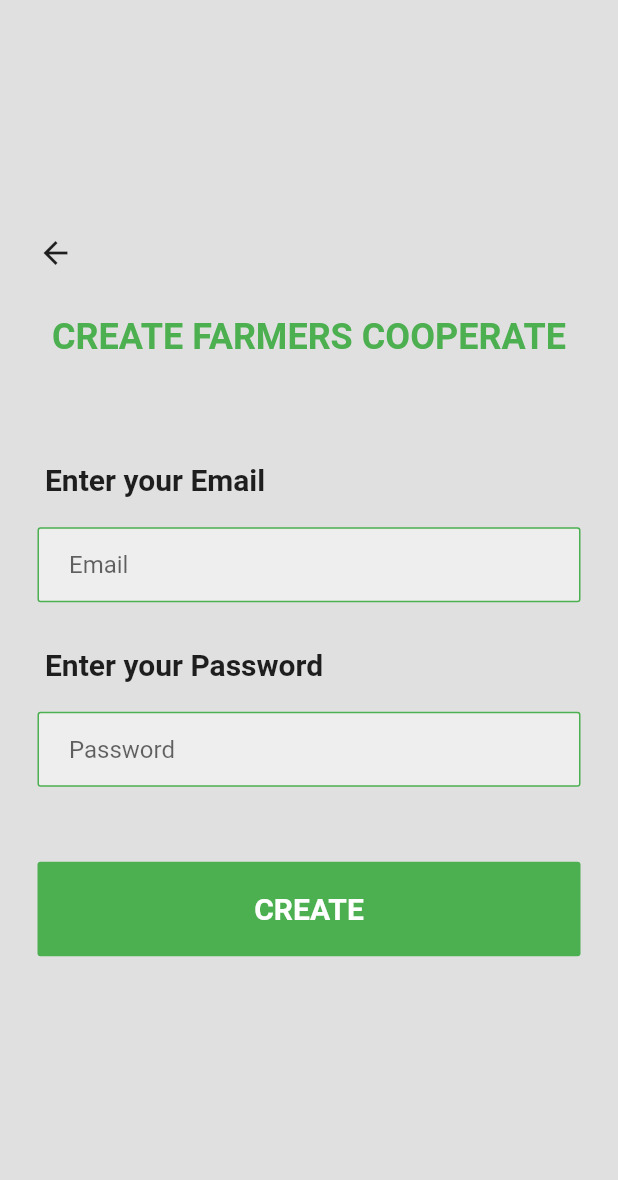
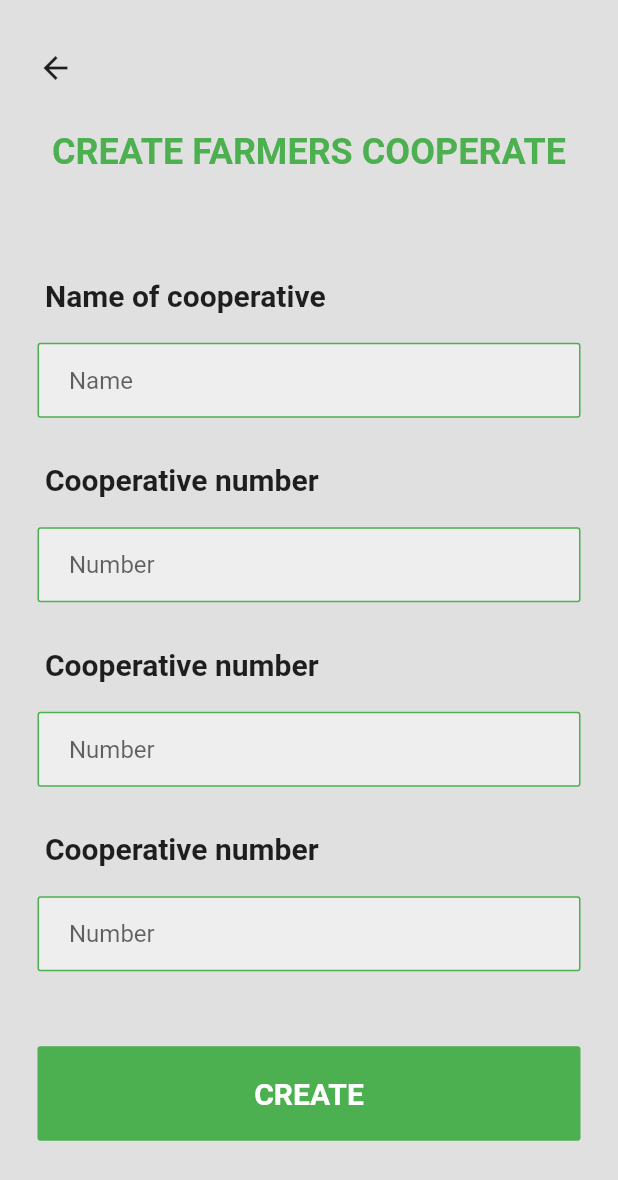
Before and after one commit to shadkasera/tobacco_app, a Flutter app: the CreatePage screen opened directly, on a phone screen of 412 x 824 dp. Shown: the top 1180 px of the screen. Run offline on Flutter 3.47's test engine with Material 2 defaults, Android fonts, the phone set to English and light mode, and no system bars.

Commit message:
updated files

```diff
--- a/lib/pages/create.dart
+++ b/lib/pages/create.dart
@@ -20,7 +20,8 @@
                   child: Row(
                     mainAxisAlignment: MainAxisAlignment.start,
                     children: [
-                      GestureDetector(onTap: () {
+                      GestureDetector(
+                        onTap: () {
                           Navigator.push(
                             context,
                             MaterialPageRoute(
@@ -51,8 +52,6 @@
                   ),
                 ),
 
-
-
                 //email text field
                 const SizedBox(
                   height: 60,
@@ -65,7 +64,7 @@
                     mainAxisAlignment: MainAxisAlignment.start,
                     children: const [
                       Text(
-                        ' Enter your Email',
+                        ' Name of cooperative',
                         style: TextStyle(
                             fontWeight: FontWeight.bold, fontSize: 20),
                       ),
@@ -88,7 +87,7 @@
                       child: TextField(
                         decoration: InputDecoration(
                           border: InputBorder.none,
-                          hintText: 'Email',
+                          hintText: 'Name',
                         ),
                       ),
                     ),
@@ -105,7 +104,7 @@
                     mainAxisAlignment: MainAxisAlignment.start,
                     children: const [
                       Text(
-                        ' Enter your Password',
+                        ' Cooperative number',
                         style: TextStyle(
                             fontWeight: FontWeight.bold, fontSize: 20),
                       ),
@@ -127,10 +126,94 @@
                     child: const Padding(
                       padding: EdgeInsets.only(left: 20),
                       child: TextField(
-                        obscureText: true,
                         decoration: InputDecoration(
                           border: InputBorder.none,
-                          hintText: 'Password',
+                          hintText: 'Number',
+                        ),
+                      ),
+                    ),
+                  ),
+                ),
+
+
+                // another input field
+                const SizedBox(
+                  height: 10,
+                ),
+                Padding(
+                  padding:
+                      const EdgeInsets.symmetric(horizontal: 25, vertical: 10),
+                  child: Row(
+                    mainAxisAlignment: MainAxisAlignment.start,
+                    children: const [
+                      Text(
+                        ' Cooperative number',
+                        style: TextStyle(
+                            fontWeight: FontWeight.bold, fontSize: 20),
+                      ),
+                    ],
+                  ),
+                ),
+
+                Padding(
+                  padding: const EdgeInsets.symmetric(
+                    horizontal: 25,
+                    vertical: 10,
+                  ),
+                  child: Container(
+                    decoration: BoxDecoration(
+                      color: Colors.grey[200],
+                      border: Border.all(color: Colors.green),
+                      borderRadius: BorderRadius.circular(2),
+                    ),
+                    child: const Padding(
+                      padding: EdgeInsets.only(left: 20),
+                      child: TextField(
+                        decoration: InputDecoration(
+                          border: InputBorder.none,
+                          hintText: 'Number',
+                        ),
+                      ),
+                    ),
+                  ),
+                ),
+
+                //another input
+                 const SizedBox(
+                  height: 10,
+                ),
+                Padding(
+                  padding:
+                      const EdgeInsets.symmetric(horizontal: 25, vertical: 10),
+                  child: Row(
+                    mainAxisAlignment: MainAxisAlignment.start,
+                    children: const [
+                      Text(
+                        ' Cooperative number',
+                        style: TextStyle(
+                            fontWeight: FontWeight.bold, fontSize: 20),
+                      ),
+                    ],
+                  ),
+                ),
+
+                Padding(
+                  padding: const EdgeInsets.symmetric(
+                    horizontal: 25,
+                    vertical: 10,
+                  ),
+                  child: Container(
+                    decoration: BoxDecoration(
+                      color: Colors.grey[200],
+                      border: Border.all(color: Colors.green),
+                      borderRadius: BorderRadius.circular(2),
+                    ),
+                    child: const Padding(
+                      padding: EdgeInsets.only(left: 20),
+                      child: TextField(
+                        decoration: InputDecoration(
+                          border: InputBorder.none,
+                          hintText: 'Number',
                         ),
                       ),
                     ),
@@ -140,6 +223,7 @@
                 const SizedBox(
                   height: 40,
                 ),
+
 
                 Padding(
                   padding: const EdgeInsets.symmetric(horizontal: 25),
@@ -176,7 +260,6 @@
                 ),
 
                 //register
-
               ],
             ),
           ),
```
Lines whose indentation alone changed are shown as unchanged.
